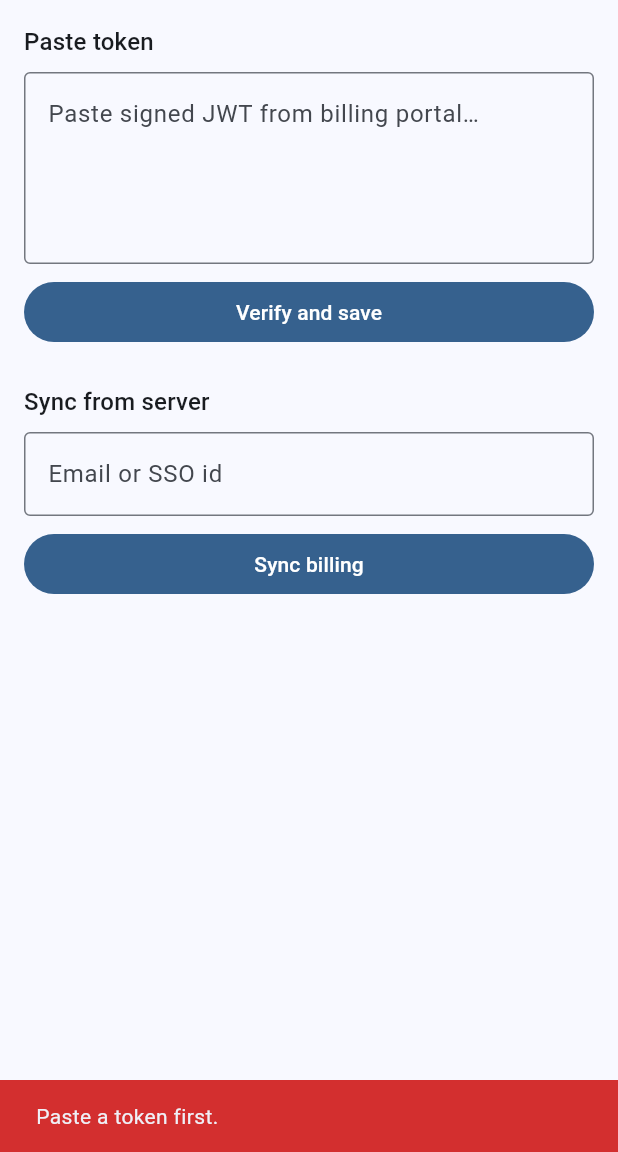
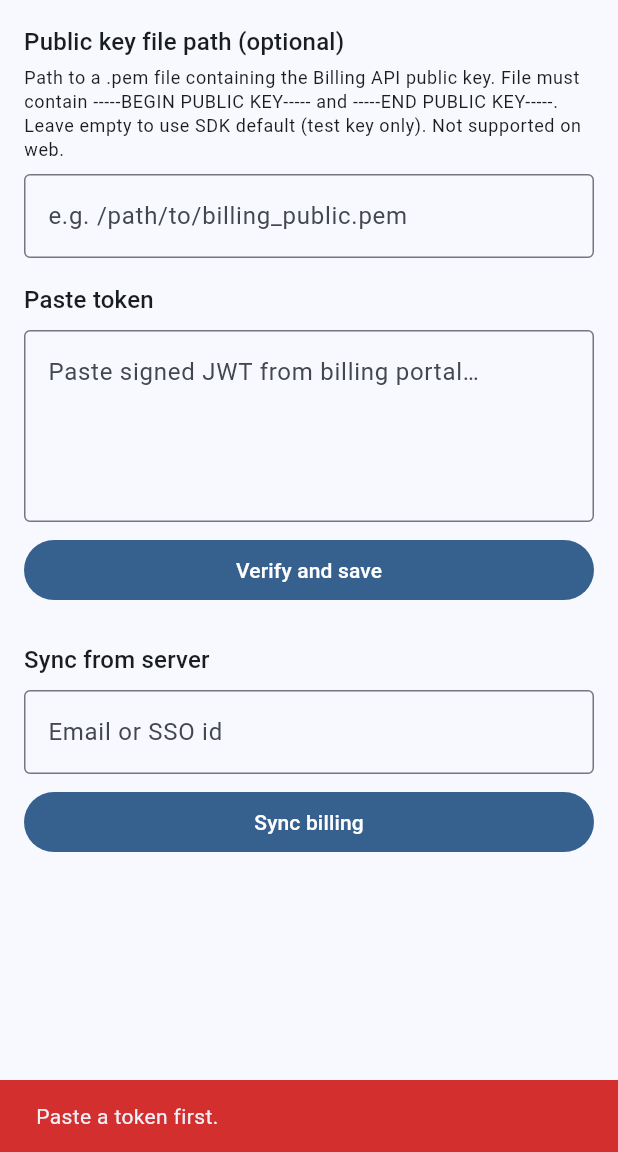
Before and after one commit to dev2t/billing-sdk-flutter, a Flutter app: the screen it shows after launch, after a tap on "Verify and save", on a phone screen of 412 x 824 dp, the part 84-1236 px from its top. Run offline on Flutter 3.47's test engine with Material 3 defaults, Android fonts, the phone set to English and light mode, and no system bars; missing offline and left inert: dart_jsonwebtoken.

Commit message:
feat(keys): load public key from path or asset with PEM validation
- Add PEM validation (BEGIN/END PUBLIC KEY) and load from file path (dart:io)
- Stub for web; configure(publicKeyPath) and configureWithAsset(publicKeyAsset)
- Asset keys/billing_public.pem (embed in build); use keys/ to avoid web double-prefix
- Export loadPublicKeyFromAsset; update README and example app

```diff
--- a/lib/billing_flutter_sdk.dart
+++ b/lib/billing_flutter_sdk.dart
@@ -14,3 +14,6 @@ export 'package:billing_flutter_sdk/src/billing_sdk.dart';
 export 'package:billing_flutter_sdk/src/models/billing_subscription.dart';
 export 'package:billing_flutter_sdk/src/models/billing_token_error.dart';
 export 'package:billing_flutter_sdk/src/models/billing_token_payload.dart';
+export 'package:billing_flutter_sdk/src/models/paying_party.dart';
+export 'package:billing_flutter_sdk/src/keys/public_key_loader_asset.dart'
+    show loadPublicKeyFromAsset;
--- a/lib/main.dart
+++ b/lib/main.dart
@@ -33,8 +33,12 @@ class BillingExamplePage extends StatefulWidget {
 class _BillingExamplePageState extends State<BillingExamplePage> {
   final TextEditingController _tokenController = TextEditingController();
   final TextEditingController _uniqueIdController = TextEditingController();
+  final TextEditingController _publicKeyPathController = TextEditingController();
   bool _syncing = false;
   String? _savedToken;
+  static const _defaultBillingBaseUrl = 'https://billing.example.com';
+
+  static const _publicKeyAsset = 'keys/billing_public.pem';
 
   @override
   void initState() {
@@ -42,13 +46,38 @@ class _BillingExamplePageState extends State<BillingExamplePage> {
     _initSdk();
   }
 
-  void _initSdk() {
-    BillingSdk.configure(
-      billingApiBaseUrl: 'https://billing.example.com',
-      publicKeyPem: null, // use SDK default; set from Billing API in production
+  Future<void> _initSdk() async {
+    debugPrint('[BillingExample] Init: configuring SDK with asset $_publicKeyAsset…');
+
+    try {
+      await BillingSdk.configureWithAsset(
+        billingApiBaseUrl: _defaultBillingBaseUrl,
+        publicKeyAsset: _publicKeyAsset,
+      );
+      debugPrint('[BillingExample] Init: public key loaded from asset (embedded in build).');
+    } on FormatException catch (e) {
+      debugPrint('[BillingExample] Init: asset invalid — ${e.message}');
+      BillingSdk.configure(billingApiBaseUrl: _defaultBillingBaseUrl);
+    } catch (e, st) {
+      debugPrint('[BillingExample] Init: asset load failed — $e');
+      debugPrint(st.toString());
+      BillingSdk.configure(billingApiBaseUrl: _defaultBillingBaseUrl);
+    }
+
+    debugPrint(
+      '[BillingExample] Init: savedToken=${_savedToken != null ? "${_savedToken!.length} chars" : "null"}',
     );
-    // In a real app: read saved token from secure storage and call BillingSdk.init(savedToken)
+
     BillingSdk.init(_savedToken);
+    if (mounted) setState(() {});
+    final payload = BillingSdk.getPayload();
+    if (payload != null) {
+      debugPrint(
+        '[BillingExample] Init: payload loaded — payingParty=${payload.payingParty.id}, subscriptions=${payload.subscriptionIds.length}',
+      );
+    } else {
+      debugPrint('[BillingExample] Init: no payload (null or invalid token)');
+    }
   }
 
   void _showError(String message) {
@@ -65,34 +94,75 @@ class _BillingExamplePageState extends State<BillingExamplePage> {
 
   void _onPasteVerify() {
     final pasted = _tokenController.text.trim();
+    final path = _publicKeyPathController.text.trim();
+    debugPrint(
+      '[BillingExample] Paste+Verify: input length=${pasted.length}, publicKeyPath=${path.isEmpty ? "none" : path}',
+    );
     if (pasted.isEmpty) {
       _showError('Paste a token first.');
+      debugPrint('[BillingExample] Paste+Verify: skipped (empty)');
       return;
+    }
+    if (path.isNotEmpty) {
+      try {
+        BillingSdk.configure(
+          billingApiBaseUrl: _defaultBillingBaseUrl,
+          publicKeyPath: path,
+        );
+        debugPrint(
+          '[BillingExample] Paste+Verify: configured with public key from path',
+        );
+      } on UnsupportedError catch (e) {
+        _showError(e.message ?? e.toString());
+        return;
+      } on FormatException catch (e) {
+        _showError(e.message);
+        return;
+      }
     }
     final result = BillingSdk.verifyAndDecode(pasted);
     switch (result) {
       case VerifySuccess(:final payload):
         _savedToken = pasted;
+        debugPrint(
+          '[BillingExample] Paste+Verify: SUCCESS — payingParty=${payload.payingParty.id}, '
+          'ssoId=${payload.payingParty.ssoId}, subscriptions=${payload.subscriptionIds}, '
+          'expiresAt=${payload.expiresAt.toIso8601String()}',
+        );
         _showSuccess(
-            'Token verified. Paying party: ${payload.payingPartyId}, subscriptions: ${payload.subscriptionIds.length}');
+          'Token verified. Paying party: ${payload.payingParty.id}, subscriptions: ${payload.subscriptionIds.length}',
+        );
       case VerifyFailure(:final error):
+        debugPrint(
+          '[BillingExample] Paste+Verify: FAILED — reason=${error.reason}, message=${error.message}',
+        );
         _showError(error.message);
     }
   }
 
   Future<void> _onSync() async {
     final uniqueId = _uniqueIdController.text.trim();
+    debugPrint(
+      '[BillingExample] Sync: uniqueId=${uniqueId.isEmpty ? "(empty)" : uniqueId}',
+    );
     if (uniqueId.isEmpty) {
       _showError('Enter email or SSO id.');
+      debugPrint('[BillingExample] Sync: skipped (empty uniqueId)');
       return;
     }
     setState(() => _syncing = true);
+    debugPrint('[BillingExample] Sync: calling API…');
     final result = await BillingSdk.syncFromServer(uniqueId: uniqueId);
     setState(() => _syncing = false);
     switch (result) {
       case SyncSuccess():
+        final payload = BillingSdk.getPayload();
+        debugPrint(
+          '[BillingExample] Sync: SUCCESS — payload=${payload != null ? "payingParty=${payload.payingParty.id}, subscriptions=${payload.subscriptionIds.length}" : "null"}',
+        );
         _showSuccess('Billing synced.');
       case SyncFailure(:final message):
+        debugPrint('[BillingExample] Sync: FAILED — message=$message');
         _showError(message);
     }
   }
@@ -117,20 +187,43 @@ class _BillingExamplePageState extends State<BillingExamplePage> {
                   child: Column(
                     crossAxisAlignment: CrossAxisAlignment.start,
                     children: [
-                      Text('Current billing',
-                          style: Theme.of(context).textTheme.titleSmall),
+                      Text(
+                        'Current billing',
+                        style: Theme.of(context).textTheme.titleSmall,
+                      ),
                       const SizedBox(height: 4),
-                      Text('Paying party: ${payload.payingPartyId}'),
-                      Text('Subscriptions: ${payload.subscriptionIds.join(", ")}'),
-                      if (payload.email != null) Text('Email: ${payload.email}'),
+                      Text('Paying party: ${payload.payingParty.id}'),
+                      Text(
+                        'Subscriptions: ${payload.subscriptionIds.join(", ")}',
+                      ),
+                      if (payload.email != null)
+                        Text('Email: ${payload.email}'),
                     ],
                   ),
                 ),
               ),
               const SizedBox(height: 16),
             ],
-            Text('Paste token',
-                style: Theme.of(context).textTheme.titleMedium),
+            Text(
+              'Public key file path (optional)',
+              style: Theme.of(context).textTheme.titleMedium,
+            ),
+            const SizedBox(height: 4),
+            Text(
+              'Path to a .pem file containing the Billing API public key. File must contain -----BEGIN PUBLIC KEY----- and -----END PUBLIC KEY-----. Leave empty to use SDK default (test key only). Not supported on web.',
+              style: Theme.of(context).textTheme.bodySmall,
+            ),
+            const SizedBox(height: 8),
+            TextField(
+              controller: _publicKeyPathController,
+              maxLines: 1,
+              decoration: const InputDecoration(
+                hintText: 'e.g. /path/to/billing_public.pem',
+                border: OutlineInputBorder(),
+              ),
+            ),
+            const SizedBox(height: 16),
+            Text('Paste token', style: Theme.of(context).textTheme.titleMedium),
             const SizedBox(height: 8),
             TextField(
               controller: _tokenController,
@@ -146,8 +239,10 @@ class _BillingExamplePageState extends State<BillingExamplePage> {
               child: const Text('Verify and save'),
             ),
             const SizedBox(height: 24),
-            Text('Sync from server',
-                style: Theme.of(context).textTheme.titleMedium),
+            Text(
+              'Sync from server',
+              style: Theme.of(context).textTheme.titleMedium,
+            ),
             const SizedBox(height: 8),
             TextField(
               controller: _uniqueIdController,
@@ -178,6 +273,7 @@ class _BillingExamplePageState extends State<BillingExamplePage> {
   void dispose() {
     _tokenController.dispose();
     _uniqueIdController.dispose();
+    _publicKeyPathController.dispose();
     super.dispose();
   }
 }
--- a/lib/src/billing_sdk.dart
+++ b/lib/src/billing_sdk.dart
@@ -1,5 +1,7 @@
 import 'package:billing_flutter_sdk/src/api/billing_api_client.dart';
 import 'package:billing_flutter_sdk/src/keys/default_public_key.dart';
+import 'package:billing_flutter_sdk/src/keys/public_key_loader.dart';
+import 'package:billing_flutter_sdk/src/keys/public_key_loader_asset.dart';
 import 'package:billing_flutter_sdk/src/models/billing_token_error.dart';
 import 'package:billing_flutter_sdk/src/models/billing_token_payload.dart';
 import 'package:billing_flutter_sdk/src/verification/token_verifier.dart';
@@ -23,11 +25,36 @@ class BillingSdk {
   /// [billingApiBaseUrl] – base URL for sync (e.g. `https://billing.example.com`).
   /// [publicKeyPem] – PEM string to verify JWTs; if null, uses embedded default
   /// (replace with key from Billing API in production).
-  static void configure({String? billingApiBaseUrl, String? publicKeyPem}) {
+  /// [publicKeyPath] – path to a .pem file; file content is read and validated for
+  /// standard PEM boundaries (-----BEGIN PUBLIC KEY----- / -----END PUBLIC KEY-----).
+  /// Not supported on web (throws [UnsupportedError]); use [publicKeyPem] there.
+  ///
+  /// For embedding the key in your build, use [configureWithAsset] with an asset path
+  /// (e.g. `keys/billing_public.pem`; avoid paths starting with `assets/` on web).
+  static void configure({
+    String? billingApiBaseUrl,
+    String? publicKeyPem,
+    String? publicKeyPath,
+  }) {
     if (billingApiBaseUrl != null) _billingApiBaseUrl = billingApiBaseUrl;
     if (publicKeyPem != null) _publicKeyPem = publicKeyPem;
+    if (publicKeyPath != null && publicKeyPath.trim().isNotEmpty) {
+      _publicKeyPem = loadPublicKeyFromPath(publicKeyPath.trim());
+    }
     _verifier = null;
     _apiClient = null;
+  }
+
+  /// Configures the SDK using a public key loaded from a Flutter asset.
+  /// The key is embedded at build time. Validates PEM boundaries before use.
+  ///
+  /// Add the .pem file to your `pubspec.yaml` under `flutter: assets:` (e.g. `keys/billing_public.pem`).
+  static Future<void> configureWithAsset({
+    String? billingApiBaseUrl,
+    required String publicKeyAsset,
+  }) async {
+    final pem = await loadPublicKeyFromAsset(publicKeyAsset);
+    configure(billingApiBaseUrl: billingApiBaseUrl, publicKeyPem: pem);
   }
 
   /// Resets all static state. For testing only.
--- /dev/null
+++ b/lib/src/keys/pem_validation.dart
@@ -0,0 +1,23 @@
+/// Shared PEM validation for public keys (RFC 7468).
+
+const String _beginPublicKey = '-----BEGIN PUBLIC KEY-----';
+const String _endPublicKey = '-----END PUBLIC KEY-----';
+
+/// Validates that [content] contains valid public key PEM boundaries.
+/// Throws [FormatException] if missing or malformed.
+void validatePublicKeyPem(String content) {
+  final trimmed = content.trim();
+  if (!trimmed.contains(_beginPublicKey) || !trimmed.contains(_endPublicKey)) {
+    throw FormatException(
+      'Content does not contain a valid public key PEM. '
+      'Expected "$_beginPublicKey" and "$_endPublicKey".',
+    );
+  }
+  final beginIndex = trimmed.indexOf(_beginPublicKey);
+  final endIndex = trimmed.indexOf(_endPublicKey);
+  if (endIndex <= beginIndex) {
+    throw FormatException(
+      'Invalid PEM structure: END must appear after BEGIN.',
+    );
+  }
+}
--- /dev/null
+++ b/lib/src/keys/public_key_loader.dart
@@ -0,0 +1,14 @@
+// Conditional import: use file-based loader on IO platforms, stub on web.
+import 'public_key_loader_stub.dart'
+    if (dart.library.io) 'public_key_loader_io.dart' as loader;
+
+/// Loads and validates public key PEM from a file path.
+///
+/// Validates that the file content contains the standard PEM boundaries
+/// `-----BEGIN PUBLIC KEY-----` and `-----END PUBLIC KEY-----`.
+///
+/// On web this throws [UnsupportedError]. On mobile/desktop (dart:io) reads
+/// the file and returns the PEM string.
+///
+/// Throws [FormatException] if the file is missing or content is not valid PEM.
+String loadPublicKeyFromPath(String path) => loader.loadPublicKeyFromPath(path);
--- /dev/null
+++ b/lib/src/keys/public_key_loader_asset.dart
@@ -0,0 +1,23 @@
+import 'package:flutter/services.dart';
+
+import 'pem_validation.dart';
+
+/// Loads public key PEM from a Flutter asset (e.g. `keys/billing_public.pem`).
+///
+/// The asset is embedded into the app at build time. Validates that the content
+/// contains the standard PEM boundaries (`-----BEGIN PUBLIC KEY-----` and
+/// `-----END PUBLIC KEY-----`).
+///
+/// Add the .pem file to your `pubspec.yaml` under `flutter: assets:`.
+///
+/// Throws [FormatException] if the asset content is not valid PEM.
+/// Throws [FlutterError] / [AssetNotFoundException] if the asset is missing.
+Future<String> loadPublicKeyFromAsset(String assetPath) async {
+  final path = assetPath.trim();
+  if (path.isEmpty) {
+    throw FormatException('Asset path must not be empty.');
+  }
+  final content = await rootBundle.loadString(path);
+  validatePublicKeyPem(content);
+  return content.trim();
+}
--- /dev/null
+++ b/lib/src/keys/public_key_loader_io.dart
@@ -0,0 +1,16 @@
+import 'dart:io';
+
+import 'pem_validation.dart';
+
+/// Loads public key PEM from file at [path].
+/// Validates that the content contains the standard PEM boundaries.
+/// Throws [FormatException] if file content is not valid PEM.
+String loadPublicKeyFromPath(String path) {
+  final file = File(path);
+  if (!file.existsSync()) {
+    throw FormatException('Public key file not found: $path');
+  }
+  final content = file.readAsStringSync().trim();
+  validatePublicKeyPem(content);
+  return content;
+}
--- /dev/null
+++ b/lib/src/keys/public_key_loader_stub.dart
@@ -0,0 +1,11 @@
+/// Stub for environments that don't support file access (e.g. web).
+/// Use [loadPublicKeyFromPath] on mobile/desktop only.
+
+/// Loads public key PEM from file at [path].
+/// On web this throws [UnsupportedError]. On IO platforms use [public_key_loader_io.dart].
+String loadPublicKeyFromPath(String path) {
+  throw UnsupportedError(
+    'Loading public key from file path is not supported on this platform (e.g. web). '
+    'Use BillingSdk.configure(publicKeyPem: ...) with the key content instead.',
+  );
+}
```
Also changed, not shown: pubspec.yaml (+3 -4 lines), 2 other files.
